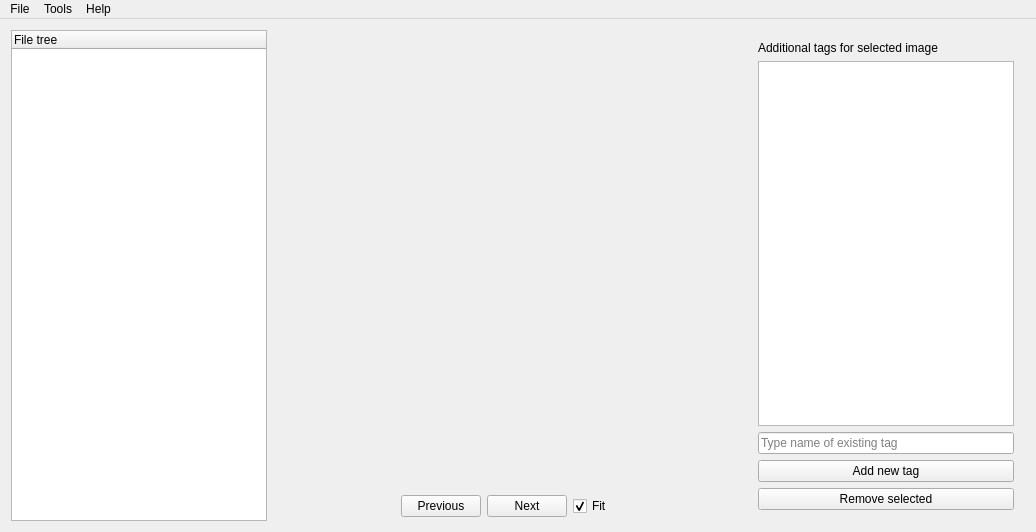
Qt form hintergrund-ui/mainwindow.ui (univrsal/hintergrund) before a commit.
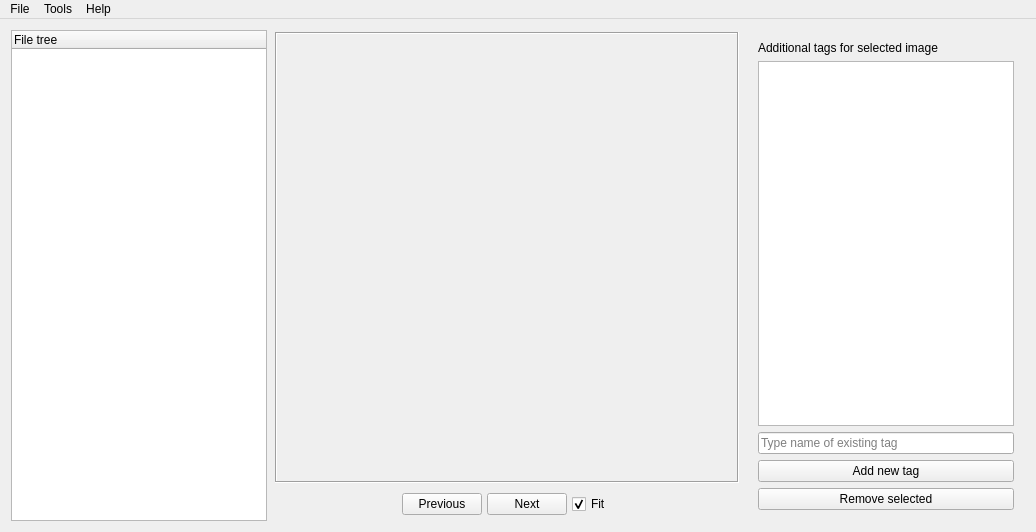
The same form after that commit. Icons and pictures are not drawn.

```diff
--- a/hintergrund-ui/mainwindow.ui
+++ b/hintergrund-ui/mainwindow.ui
@@ -58,9 +58,27 @@
         <number>2</number>
        </property>
        <item>
+        <widget class="QScrollArea" name="scrollArea">
+         <property name="frameShape">
+          <enum>QFrame::Box</enum>
+         </property>
+         <property name="widgetResizable">
+          <bool>true</bool>
+         </property>
+         <widget class="QWidget" name="scrollAreaWidgetContents">
+          <property name="geometry">
+           <rect>
+            <x>0</x>
+            <y>0</y>
+            <width>468</width>
+            <height>443</height>
+           </rect>
+          </property>
+          <layout class="QHBoxLayout" name="horizontalLayout_4">
+           <item>
         <widget class="QLabel" name="lbl_image">
          <property name="sizePolicy">
-          <sizepolicy hsizetype="Minimum" vsizetype="Expanding">
+              <sizepolicy hsizetype="Expanding" vsizetype="Expanding">
            <horstretch>0</horstretch>
            <verstretch>0</verstretch>
           </sizepolicy>
@@ -70,6 +88,10 @@
          </property>
         </widget>
        </item>
+          </layout>
+         </widget>
+        </widget>
+       </item>
        <item>
         <widget class="QFrame" name="frame">
          <property name="sizePolicy">
@@ -111,6 +133,30 @@
            </spacer>
           </item>
           <item>
+           <widget class="QFrame" name="frame_2">
+            <property name="frameShape">
+             <enum>QFrame::NoFrame</enum>
+            </property>
+            <property name="frameShadow">
+             <enum>QFrame::Raised</enum>
+            </property>
+            <layout class="QHBoxLayout" name="horizontalLayout_3">
+             <property name="spacing">
+              <number>5</number>
+             </property>
+             <property name="leftMargin">
+              <number>2</number>
+             </property>
+             <property name="topMargin">
+              <number>2</number>
+             </property>
+             <property name="rightMargin">
+              <number>2</number>
+             </property>
+             <property name="bottomMargin">
+              <number>2</number>
+             </property>
+             <item>
            <widget class="QPushButton" name="btn_prev">
             <property name="text">
              <string>Previous</string>
@@ -134,6 +180,9 @@
             </property>
            </widget>
           </item>
+            </layout>
+           </widget>
+          </item>
           <item>
            <spacer name="horizontalSpacer_2">
             <property name="orientation">
```
Left out of the diff: 6 changed lines with no effect on the pictures. Lines whose indentation alone changed are shown as unchanged.
